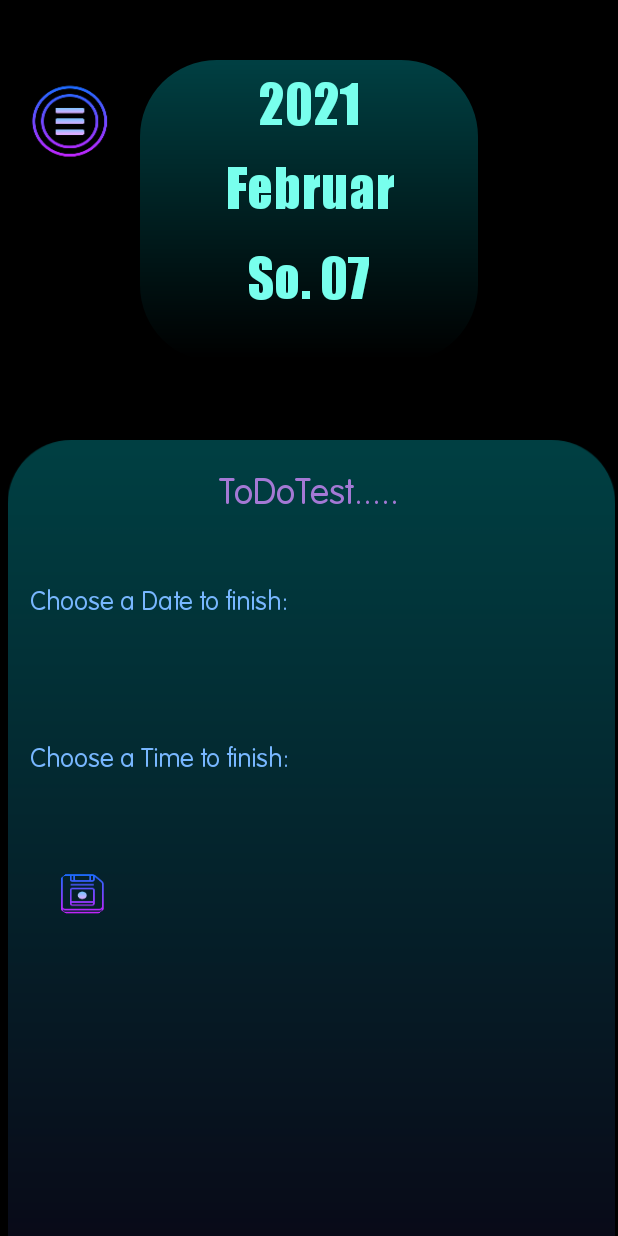
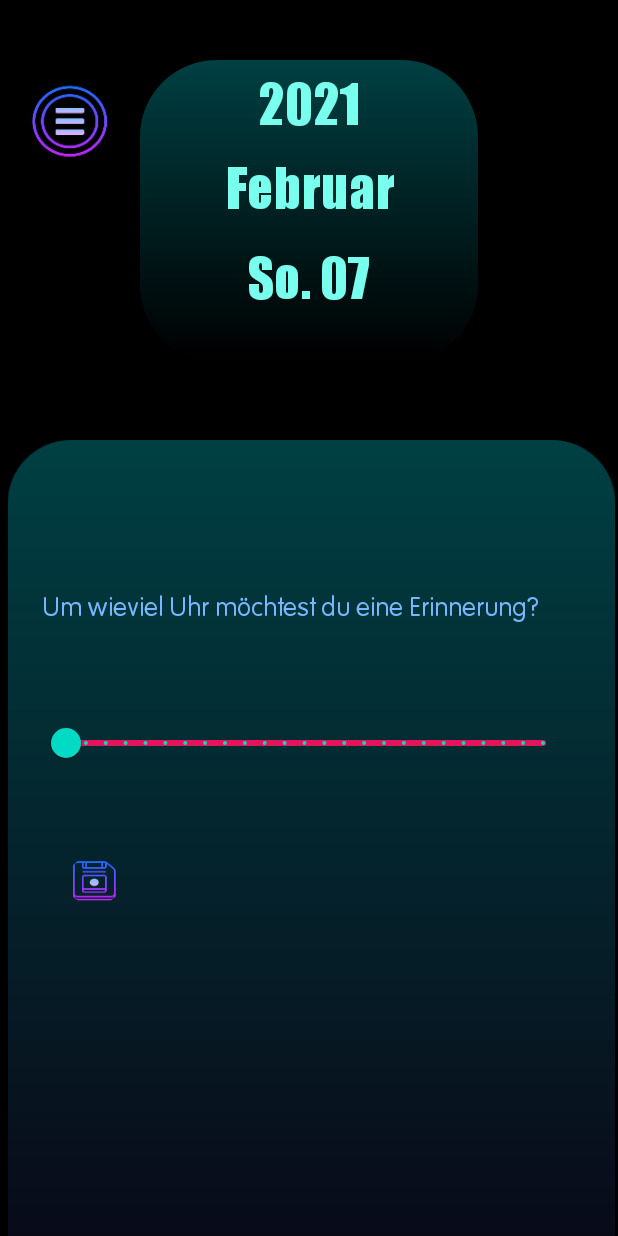
Before and after one commit to neverchange95/ToDoApp, an Android app: the NotificationActivity screen opened directly, with no data from a screen before it, on a phone screen of 412 x 824 dp. Run offline under Robolectric (Android 15) with nearby library versions, the phone set to English and light mode, and no system bars; Roboto replaces fonts that are not available here.

Commit message:
implement notification

```diff
--- a/Sourcecode/app/build.gradle
+++ b/Sourcecode/app/build.gradle
@@ -2,7 +2,7 @@ apply plugin: 'com.android.application'
 
 android {
     compileSdkVersion 30
-    buildToolsVersion "30.0.2"
+    buildToolsVersion "30.0.3"
 
     defaultConfig {
         applicationId "com.application"
@@ -20,6 +20,10 @@ android {
             proguardFiles getDefaultProguardFile('proguard-android-optimize.txt'), 'proguard-rules.pro'
         }
     }
+    compileOptions {
+        sourceCompatibility JavaVersion.VERSION_1_8
+        targetCompatibility JavaVersion.VERSION_1_8
+    }
 }
 
 dependencies {
--- a/Sourcecode/app/src/main/java/com/application/ChangeDateActivity.java
+++ b/Sourcecode/app/src/main/java/com/application/ChangeDateActivity.java
@@ -83,8 +83,8 @@ public class ChangeDateActivity extends AppCompatActivity {
             @Override
             public void onClick(View v) {
                 // Problem: aktuelles Jahr und Monat muss behalten werden. Swicht der user zurück auf die main, bleibt das gewählte jahr und monat gesetzt.
-                ToDoHandler handler = new ToDoHandler("test");
-                ToDoAdapter.setToDoAdapterArray(handler.getCalendarChoosedTodos());
+                PastToDoHandler handler = new PastToDoHandler("test");
+                PastToDoAdapter.setToDoAdapterArray(handler.getCalendarChoosedTodos());
                 Intent i = new Intent(ChangeDateActivity.this, ShowPastToDoActivity.class);
                 ShowPastToDoActivity.ChoosedDateClass t = new ShowPastToDoActivity.ChoosedDateClass(choosedDay,choosedMonth,choosedYear);
                 startActivity(i);
--- a/Sourcecode/app/src/main/java/com/application/NotificationActivity.java
+++ b/Sourcecode/app/src/main/java/com/application/NotificationActivity.java
@@ -1,28 +1,66 @@
 package com.application;
 
+import androidx.annotation.NonNull;
+import androidx.annotation.RequiresApi;
 import androidx.appcompat.app.AppCompatActivity;
+import androidx.core.app.NotificationCompat;
+import androidx.core.app.NotificationManagerCompat;
 
+import android.app.AlarmManager;
+import android.app.NotificationChannel;
+import android.app.NotificationManager;
+import android.app.PendingIntent;
+import android.bluetooth.BluetoothProfile;
+import android.content.Context;
 import android.content.Intent;
+import android.net.Uri;
+import android.os.Build;
 import android.os.Bundle;
+import android.os.PowerManager;
+import android.provider.Settings;
 import android.view.View;
 import android.widget.Button;
 import android.widget.ImageView;
 import android.widget.TextView;
+import android.widget.Toast;
+
+import com.google.android.material.slider.LabelFormatter;
+import com.google.android.material.slider.Slider;
+
+import java.text.NumberFormat;
+import java.util.Currency;
 
 public class NotificationActivity extends AppCompatActivity {
     private DateHandler dh = DateHandler.getInstance();
     private TextView day;
     private TextView month;
     private TextView year;
+    private TextView todoView;
+    private static String input;
+    private Slider notificationSlider;
+    private Context context = this;
 
+    @RequiresApi(api = Build.VERSION_CODES.O)
     @Override
     protected void onCreate(Bundle savedInstanceState) {
         super.onCreate(savedInstanceState);
         setContentView(R.layout.activity_notification);
+        createNotificationChannel();
 
         this.day = findViewById(R.id.day);
         this.month = findViewById(R.id.month);
         this.year = findViewById(R.id.year);
+        this.todoView = findViewById(R.id.choosed_todo);
+        this.todoView.setText(input);
+
+        this.notificationSlider = findViewById(R.id.notification_slider);
+        notificationSlider.setLabelFormatter(new LabelFormatter() {
+            @NonNull
+            @Override
+            public String getFormattedValue(float value) {
+                return ((int) value) + " Uhr";
+            }
+        });
 
         day.setText(dh.getDay());
         month.setText(dh.getMonth());
@@ -46,5 +84,52 @@ public class NotificationActivity extends AppCompatActivity {
             }
         });
 
+//        NotificationCompat.Builder builder = new NotificationCompat.Builder(this,"lemubitA")
+//                .setSmallIcon(R.drawable.delete)
+//                .setContentTitle("This is a test notification")
+//                .setContentText("blablabla hier ist eine benchritigung!")
+//                .setPriority(NotificationCompat.PRIORITY_DEFAULT);
+//
+//        NotificationManagerCompat notificationManagerCompat = NotificationManagerCompat.from(this);
+
+        Button saveButton = findViewById(R.id.save_button_noti);
+        saveButton.setOnClickListener(v -> {
+                float value = notificationSlider.getValue();
+            //    notificationManagerCompat.notify(100,builder.build());
+                Toast.makeText(this,"Notification Set!",Toast.LENGTH_SHORT).show();
+
+                Intent intent = new Intent(NotificationActivity.this,NotificationBroadcast.class);
+                PendingIntent pendingIntent = PendingIntent.getBroadcast(NotificationActivity.this,0,intent,0);
+
+                AlarmManager alarmManager = (AlarmManager)getSystemService(ALARM_SERVICE);
+
+                long timeAtButton = System.currentTimeMillis();
+
+                long tenSecInMilli = 1000 * 6;
+
+                alarmManager.set(AlarmManager.RTC_WAKEUP,timeAtButton + tenSecInMilli,pendingIntent);
+        });
+
+    }
+
+    // lemubitA
+    // THIS IS NEEDED FOR NOTIFICATION ON SMARTPHONE!!
+    @RequiresApi(api = Build.VERSION_CODES.O)
+    private void createNotificationChannel() {
+        if(Build.VERSION.SDK_INT >= (Build.VERSION_CODES.O)) {
+            CharSequence name = "LemubitReminderChannel";
+            String description = "Channel for Lemubit Reminder";
+            int importance = NotificationManager.IMPORTANCE_DEFAULT;
+            NotificationChannel channel = new NotificationChannel("notifyLemubit", name, importance);
+            channel.setDescription(description);
+
+            NotificationManager notificationManager = getSystemService(NotificationManager.class);
+            notificationManager.createNotificationChannel(channel);
+        }
+    }
+
+    // This Method is called in ToDoActivity
+    public static void setToDoInput(String todo) {
+        input = todo;
     }
 }
--- a/Sourcecode/app/src/main/java/com/application/ToDoActivity.java
+++ b/Sourcecode/app/src/main/java/com/application/ToDoActivity.java
@@ -52,6 +52,8 @@ public class ToDoActivity extends AppCompatActivity {
         notificationButton.setOnClickListener(new View.OnClickListener() {
             @Override
             public void onClick(View v) {
+                EditText input = (EditText)findViewById(R.id.input_todo);
+                NotificationActivity.setToDoInput(input.getText().toString());
                 Intent i = new Intent(ToDoActivity.this, NotificationActivity.class);
                 startActivity(i);
             }
--- a/Sourcecode/app/src/main/res/layout/activity_change_date.xml
+++ b/Sourcecode/app/src/main/res/layout/activity_change_date.xml
@@ -16,6 +16,7 @@
         android:layout_marginEnd="241dp"
         android:background="@drawable/menu_button"
         app:layout_constraintEnd_toEndOf="@+id/calendar_background"
+        app:backgroundTint="@null"
         app:layout_constraintHorizontal_bias="1.0"
         app:layout_constraintStart_toStartOf="parent"
         app:layout_constraintTop_toTopOf="parent" />
@@ -108,6 +109,7 @@
         android:layout_marginTop="52dp"
         android:layout_marginEnd="28dp"
         android:background="@drawable/done"
+        app:backgroundTint="@null"
         app:layout_constraintEnd_toEndOf="parent"
         app:layout_constraintTop_toTopOf="parent"
         app:srcCompat="@drawable/done" />
--- a/Sourcecode/app/src/main/res/layout/activity_notification.xml
+++ b/Sourcecode/app/src/main/res/layout/activity_notification.xml
@@ -15,6 +15,7 @@
         android:layout_marginTop="52dp"
         android:layout_marginEnd="241dp"
         android:background="@drawable/menu_button"
+        app:backgroundTint="@null"
         app:layout_constraintEnd_toEndOf="@+id/calendar_background"
         app:layout_constraintHorizontal_bias="1.0"
         app:layout_constraintStart_toStartOf="parent"
@@ -101,38 +102,43 @@
         app:layout_constraintTop_toTopOf="@+id/imageView2" />
 
     <TextView
-        android:id="@+id/textView2"
+        android:id="@+id/textView3"
         android:layout_width="wrap_content"
         android:layout_height="wrap_content"
-        android:layout_marginStart="20dp"
-        android:layout_marginTop="40dp"
+        android:layout_marginStart="28dp"
+        android:layout_marginTop="44dp"
         android:fontFamily="@font/arialr"
-        android:text="Choose a Date to finish:"
+        android:text="Um wieviel Uhr möchtest du eine Erinnerung?"
         android:textColor="#78B7FF"
         android:textSize="18sp"
         app:layout_constraintStart_toStartOf="parent"
         app:layout_constraintTop_toBottomOf="@+id/choosed_todo" />
 
-    <TextView
-        android:id="@+id/textView3"
-        android:layout_width="wrap_content"
-        android:layout_height="wrap_content"
-        android:layout_marginStart="20dp"
-        android:layout_marginTop="80dp"
-        android:fontFamily="@font/arialr"
-        android:text="Choose a Time to finish:"
-        android:textColor="#78B7FF"
-        android:textSize="18sp"
+    <com.google.android.material.slider.Slider
+        android:id="@+id/notification_slider"
+        android:layout_width="350dp"
+        android:layout_height="88dp"
+        android:layout_marginStart="28dp"
+        android:layout_marginTop="56dp"
+        android:stepSize="1"
+        android:valueFrom="0"
+        android:valueTo="24"
+        app:haloColor="@color/sliderColor"
+        app:thumbColor="@color/colorAccent"
+        app:trackColor="@color/sliderColor"
+        app:tickColor="@color/colorAccent"
+        app:labelStyle="@style/Widget.App.Tooltip"
         app:layout_constraintStart_toStartOf="parent"
-        app:layout_constraintTop_toBottomOf="@+id/textView2" />
+        app:layout_constraintTop_toBottomOf="@+id/textView3" />
 
     <Button
         android:id="@+id/save_button_noti"
         android:layout_width="38dp"
         android:layout_height="32dp"
-        android:layout_marginStart="36dp"
-        android:layout_marginTop="64dp"
+        android:layout_marginStart="44dp"
+        android:layout_marginTop="156dp"
         android:background="@drawable/save_button"
+        app:backgroundTint="@null"
         app:layout_constraintStart_toStartOf="parent"
         app:layout_constraintTop_toBottomOf="@+id/textView3" />
 
--- a/Sourcecode/app/src/main/res/layout/activity_show_past_to_do.xml
+++ b/Sourcecode/app/src/main/res/layout/activity_show_past_to_do.xml
@@ -15,6 +15,7 @@
         android:layout_marginTop="52dp"
         android:layout_marginEnd="241dp"
         android:background="@drawable/menu_button"
+        app:backgroundTint="@null"
         app:layout_constraintEnd_toEndOf="@+id/calendar_background"
         app:layout_constraintHorizontal_bias="1.0"
         app:layout_constraintStart_toStartOf="parent"
@@ -85,7 +86,7 @@
         app:srcCompat="@drawable/to_do_rectangle" />
 
     <GridView
-        android:id="@+id/grid_todo"
+        android:id="@+id/grid_past_todo"
         android:layout_width="410dp"
         android:layout_height="473dp"
         android:layout_marginStart="32dp"
--- a/Sourcecode/app/src/main/res/layout/activity_to_do.xml
+++ b/Sourcecode/app/src/main/res/layout/activity_to_do.xml
@@ -16,6 +16,7 @@
         android:layout_marginTop="52dp"
         android:layout_marginEnd="241dp"
         android:background="@drawable/menu_button"
+        app:backgroundTint="@null"
         app:layout_constraintEnd_toEndOf="@+id/calendar_background"
         app:layout_constraintHorizontal_bias="1.0"
         app:layout_constraintStart_toStartOf="parent"
@@ -110,6 +111,7 @@
         android:layout_marginStart="20dp"
         android:layout_marginTop="16dp"
         android:background="@drawable/notification_bell"
+        app:backgroundTint="@null"
         app:layout_constraintStart_toEndOf="@+id/save"
         app:layout_constraintTop_toBottomOf="@+id/input_todo" />
 
@@ -120,6 +122,7 @@
         android:layout_marginStart="36dp"
         android:layout_marginTop="16dp"
         android:background="@drawable/save_button"
+        app:backgroundTint="@null"
         app:layout_constraintStart_toStartOf="@+id/imageView"
         app:layout_constraintTop_toBottomOf="@+id/input_todo" />
 
--- a/Sourcecode/app/src/main/res/layout/todo.xml
+++ b/Sourcecode/app/src/main/res/layout/todo.xml
@@ -13,6 +13,7 @@
         android:layout_marginStart="24dp"
         android:layout_marginTop="16dp"
         android:background="@drawable/check_button_6"
+        app:backgroundTint="@null"
         app:layout_constraintStart_toStartOf="parent"
         app:layout_constraintTop_toTopOf="parent" />
 
@@ -23,6 +24,7 @@
         android:layout_marginStart="8dp"
         android:layout_marginTop="16dp"
         android:background="@drawable/delete"
+        app:backgroundTint="@null"
         app:layout_constraintStart_toEndOf="@+id/checkButton"
         app:layout_constraintTop_toTopOf="parent" />
 
--- a/Sourcecode/app/src/main/res/values/colors.xml
+++ b/Sourcecode/app/src/main/res/values/colors.xml
@@ -3,4 +3,6 @@
     <color name="colorPrimary">#6200EE</color>
     <color name="colorPrimaryDark">#004043</color>
     <color name="colorAccent">#03DAC5</color>
+    <color name="sliderColor">#E4145B</color>
+    <color name="black">#000000</color>
 </resources>
--- a/Sourcecode/app/src/main/res/values/styles.xml
+++ b/Sourcecode/app/src/main/res/values/styles.xml
@@ -1,6 +1,6 @@
 <resources>
     <!-- Base application theme. -->
-    <style name="AppTheme" parent="Theme.AppCompat.Light.NoActionBar">
+    <style name="AppTheme" parent="Theme.MaterialComponents.Light.NoActionBar">
         <!-- Customize your theme here. -->
         <item name="colorPrimary">@color/colorPrimary</item>
         <item name="colorPrimaryDark">@color/colorPrimaryDark</item>
@@ -12,6 +12,18 @@
         <item name="windowNoTitle">true</item>
     </style>
 
+    <style name="Widget.App.Tooltip" parent="Widget.MaterialComponents.Tooltip">
+        <item name="android:textAppearance">@style/TextAppearance.App.Tooltip</item>
+        <item name="backgroundTint">@color/colorAccent</item>
+    </style>
+
+
+    <style name="TextAppearance.App.Tooltip" parent="TextAppearance.MaterialComponents.Tooltip">
+        <item name="android:textColor">@color/black</item>
+        <item name="fontFamily">@font/arialr</item>
+        <item name="android:fontFamily">@font/arialr</item>
+    </style>
+
     <style name="AppTheme.AppBarOverlay" parent="ThemeOverlay.AppCompat.Dark.ActionBar" />
 
     <style name="AppTheme.PopupOverlay" parent="ThemeOverlay.AppCompat.Light" />
```
Also changed, not shown: Sourcecode/app/src/main/AndroidManifest.xml (+7 -2 lines), Sourcecode/app/src/main/java/com/application/MainActivity.java (+7 -0 lines), Sourcecode/app/src/main/java/com/application/NotificationBroadcast.java (added, +24 -0 lines), Sourcecode/app/src/main/java/com/application/PastToDoAdapter.java (added, +67 -0 lines), Sourcecode/app/src/main/java/com/application/PastToDoAdapterHolder.java (added, +11 -0 lines), Sourcecode/app/src/main/java/com/application/PastToDoHandler.java (added, +20 -0 lines), Sourcecode/app/src/main/java/com/application/ShowPastToDoActivity.java (+3 -4 lines), Sourcecode/app/src/main/java/com/application/ToDoHandler.java (+0 -13 lines), Sourcecode/app/src/main/res/layout/past_todo.xml (added, +22 -0 lines).
